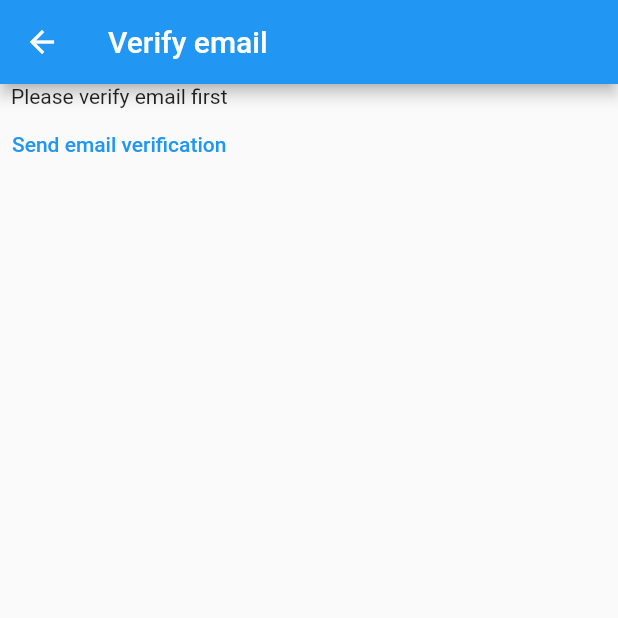
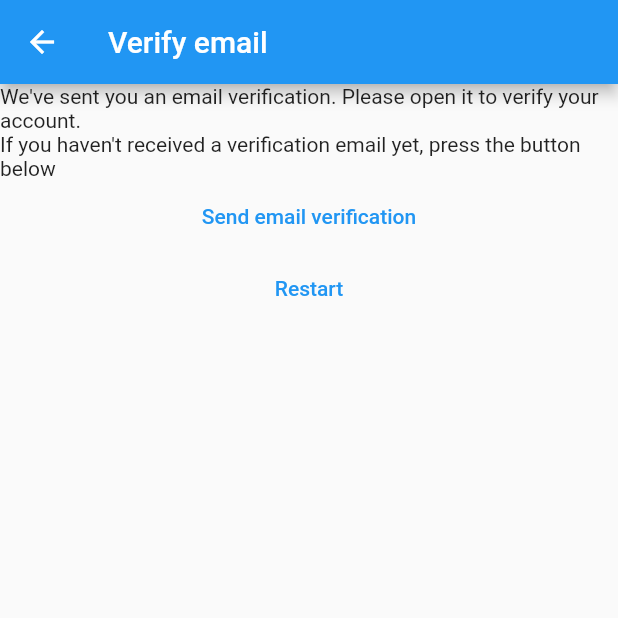
Before and after one commit to normanargueta/mynotes, a Flutter app: the VerifyEmailView screen opened directly, on a phone screen of 412 x 824 dp, the top half of it. Run offline on Flutter 3.47's test engine with Material 2 defaults, Android fonts, the phone set to English and light mode, and no system bars; our stand-ins replace firebase_auth, firebase_core; accounts and stored records are empty.

Commit message:
Refactor register and verify email views

```diff
--- a/lib/constants/routes.dart
+++ b/lib/constants/routes.dart
@@ -1,3 +1,4 @@
 const loginRoute = '/login/';
 const registerRoute = '/register/';
 const notesRoute = '/notes/';
+const verifyEmailRoute = '/verify-email';
--- a/lib/main.dart
+++ b/lib/main.dart
@@ -19,6 +19,7 @@ void main() {
       loginRoute: (context) => const LoginView(),
       registerRoute: (context) => const RegisterView(),
       notesRoute: (context) => const NotesView(),
+      verifyEmailRoute: (context) => const VerifyEmailView(),
     },
   ));
 }
--- a/lib/views/verify_email_view.dart
+++ b/lib/views/verify_email_view.dart
@@ -1,5 +1,6 @@
 import 'package:firebase_auth/firebase_auth.dart';
 import 'package:flutter/material.dart';
+import 'package:mynotes/constants/routes.dart';
 
 class VerifyEmailView extends StatefulWidget {
   const VerifyEmailView({super.key});
@@ -14,13 +15,26 @@ class _VerifyEmailViewState extends State<VerifyEmailView> {
     return Scaffold(
       appBar: AppBar(title: const Text('Verify email')),
       body: Column(children: [
-        const Text('Please verify email first'),
+        const Text(
+            "We've sent you an email verification. Please open it to verify your account."),
+        const Text(
+            "If you haven't received a verification email yet, press the button below"),
         TextButton(
           onPressed: () async {
             final user = FirebaseAuth.instance.currentUser;
             await user?.sendEmailVerification();
           },
           child: const Text('Send email verification'),
+        ),
+        TextButton(
+          onPressed: () async {
+            await FirebaseAuth.instance.signOut();
+            Navigator.of(context).pushNamedAndRemoveUntil(
+              registerRoute,
+              (route) => false,
+            );
+          },
+          child: const Text('Restart'),
         )
       ]),
     );
```
Also changed, not shown: lib/views/register_view.dart (+12 -7 lines).
